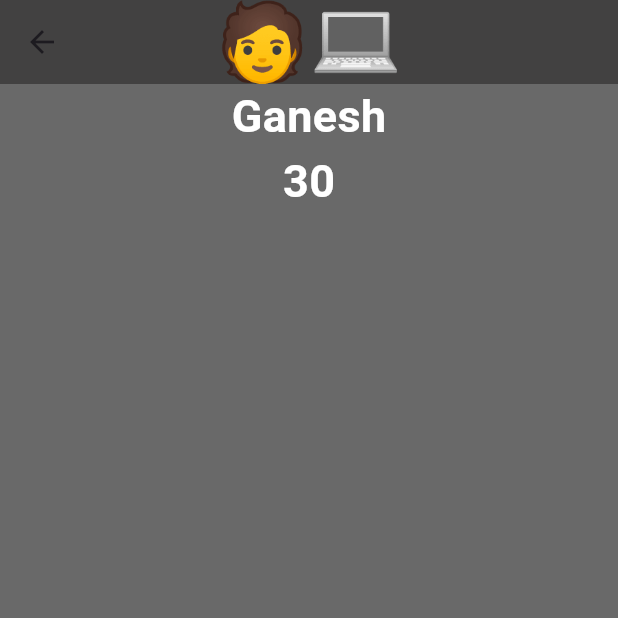
After one commit to GaneshTamang/flutter_animations, a Flutter app: the HeroAnimationExample4 screen opened directly, after a tap on "🧑‍💻", on a phone screen of 412 x 824 dp, the top half of it. The commit adds this screen. Run offline on Flutter 3.47's test engine with Material 3 defaults, Android fonts, the phone set to English and light mode, and no system bars.

Commit message:
added explicit hero animations

```diff
--- /dev/null
+++ b/lib/animtions_types_exmples/hero_animation_hero_example4.dart
@@ -0,0 +1,150 @@
+import 'package:flutter/material.dart';
+
+@immutable
+class Person {
+  final String name;
+  final String age;
+  final String emoji;
+  const Person({
+    required this.name,
+    required this.age,
+    required this.emoji,
+  });
+}
+
+List<Person> people = const [
+  Person(name: "Ganesh", age: "30", emoji: "🧑‍💻"),
+  Person(name: "Durga", age: "50", emoji: "🤴"),
+  Person(name: "Sanju", age: "60", emoji: "👸"),
+];
+
+class HeroAnimationExample4 extends StatelessWidget {
+  const HeroAnimationExample4({super.key});
+
+  @override
+  Widget build(BuildContext context) {
+    return Scaffold(
+      body: ListView.builder(
+        itemCount: people.length,
+        itemBuilder: (context, index) {
+          final person = people[index];
+
+          return ListTile(
+            onTap: () {
+              Navigator.push(
+                context,
+                MaterialPageRoute(
+                  builder: (BuildContext context) {
+                    return PersonPage(person: person);
+                  },
+                ),
+              );
+            },
+            title: Text(person.name),
+            leading: Hero(
+              // ! here flight shuttle builder is used to control hero  widget to decide what will happen between hero movements
+              flightShuttleBuilder: (
+                flightContext,
+                animation,
+                flightDirection,
+                fromHeroContext,
+                toHeroContext,
+              ) {
+                switch (flightDirection) {
+                  case HeroFlightDirection.push:
+                    return Material(
+                      color: Colors.transparent,
+                      child: ScaleTransition(
+                        scale: animation.drive(
+                          Tween<double>(begin: 0.0, end: 3.0).chain(
+                            CurveTween(
+                              curve: Easing.emphasizedAccelerate,
+                            ),
+                          ),
+                        ),
+                        child: toHeroContext.widget,
+                      ),
+                    );
+                  case HeroFlightDirection.pop:
+                    return Material(
+                      color: Colors.transparent,
+                      child: ScaleTransition(
+                        scale: animation.drive(
+                          Tween<double>(begin: 0.0, end: 5.0).chain(
+                            CurveTween(
+                              curve: Easing.emphasizedAccelerate,
+                            ),
+                          ),
+                        ),
+                        child: fromHeroContext.widget,
+                      ),
+                    );
+                }
+                // return const Material(
+                //     color: Colors.transparent,
+                //     child: Text(
+                //       "🔥",
+                //       style: TextStyle(fontSize: 40),
+                //     ));
+              },
+              tag: person.name,
+              child: Text(
+                person.emoji,
+                style: const TextStyle(fontSize: 40),
+              ),
+            ),
+            subtitle: Text("${person.age} years old  "),
+            textColor: Colors.white,
+          );
+        },
+      ),
+    );
+  }
+}
+
+class PersonPage extends StatelessWidget {
+  final Person person;
+  const PersonPage({
+    super.key,
+    required this.person,
+  });
+
+  @override
+  Widget build(BuildContext context) {
+    return Scaffold(
+      appBar: AppBar(
+        title: Hero(
+          tag: person.name,
+          child: Text(
+            person.emoji,
+            style: const TextStyle(
+              fontSize: 50,
+            ),
+          ),
+        ),
+      ),
+      body: Center(
+        child: Column(
+          children: [
+            Text(
+              person.name,
+              style: const TextStyle(
+                fontSize: 30,
+                fontWeight: FontWeight.bold,
+                color: Colors.white,
+              ),
+            ),
+            Text(
+              person.age,
+              style: const TextStyle(
+                fontSize: 30,
+                fontWeight: FontWeight.bold,
+                color: Colors.white,
+              ),
+            ),
+          ],
+        ),
+      ),
+    );
+  }
+}
--- a/lib/main.dart
+++ b/lib/main.dart
@@ -17,6 +17,10 @@ class MyApp extends StatelessWidget {
         colorScheme: ColorScheme.fromSeed(seedColor: Colors.deepPurple),
         useMaterial3: true,
         scaffoldBackgroundColor: const Color(0xFF696969),
+        appBarTheme: const AppBarTheme(
+          backgroundColor: Color.fromARGB(255, 66, 65, 65),
+          centerTitle: true,
+        ),
       ),
       home: const MainScreen(),
     );
--- a/lib/screens/main_screen.dart
+++ b/lib/screens/main_screen.dart
@@ -1,6 +1,7 @@
 import 'package:flutter/material.dart';
+import 'package:flutter_animations/animtions_types_exmples/hero_animation_hero_example4.dart';
 import 'package:flutter_animations/animtions_types_exmples/three_d_animations_example3.dart';
-import 'package:flutter_animations/animtions_types_exmples/animated_container_example.dart';
+import 'package:flutter_animations/animtions_types_exmples/animated_container_example0.dart';
 import 'package:flutter_animations/animtions_types_exmples/example2.dart';
 import 'package:flutter_animations/animtions_types_exmples/test_transformation.dart';
 import 'package:flutter_animations/animtions_types_exmples/transform_animation_example1.dart';
@@ -37,6 +38,10 @@ class MainScreen extends StatelessWidget {
               buttonNAme: '3d animation ',
               pageClass: ThreeDAnimationExample3(),
             ),
+            MCMaterialButton(
+              buttonNAme: 'Explicit customAnimation ',
+              pageClass: HeroAnimationExample4(),
+            ),
           ],
         ),
       ]),
```
Also changed, not shown: lib/animtions_types_exmples/animated_container_example0.dart (renamed from lib/animtions_types_exmples/animated_container_example.dart).
